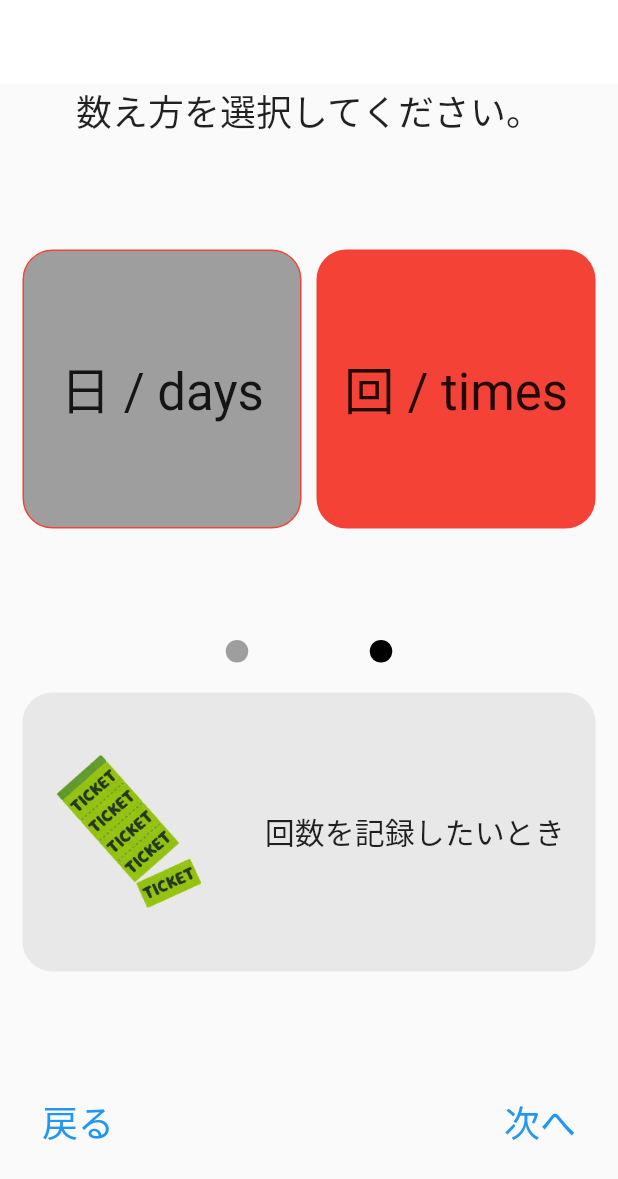
After one commit to y0303noki/YellApp, a Flutter app: the StartMySettingSelectUnitPage screen opened directly, after a tap on "日 / days", after a tap on "回 / times", on a phone screen of 412 x 824 dp. The commit adds this screen. Shown: the top 1179 px of the screen. Run offline on Flutter 3.47's test engine with Material 2 defaults, Android fonts, the phone set to English and light mode, and no system bars; our stand-ins replace bubble, cloud_firestore, firebase_auth, firebase_core, flutter_hooks, hooks_riverpod and 2 more; missing offline and left inert: dart:ffi; accounts and stored records are empty; network calls fail.

Commit message:
コミット

```diff
--- a/lib/components/widget/common_widget.dart
+++ b/lib/components/widget/common_widget.dart
@@ -27,4 +27,19 @@ class CommonWidget {
     );
     return selectDateTime;
   }
+
+  static double defaultDescriptionWidth(double deviceWidth) {
+    return deviceWidth - 30;
+  }
+
+  static double defaultDescriptionHeight(double deviceWidth) {
+    return (deviceWidth - 20) / 2 - 10;
+  }
+
+  static Decoration defaultDescriptionDecoration() {
+    return BoxDecoration(
+      color: Colors.grey.withOpacity(0.2),
+      borderRadius: BorderRadius.circular(20),
+    );
+  }
 }
--- a/lib/model/myGoal.dart
+++ b/lib/model/myGoal.dart
@@ -5,8 +5,9 @@ class MyGoalModel {
   String id;
   String goalTitle = '';
   String myName = '';
-  int howManyTimes = 0; // 1週間に何日（1~7)
-  int currentDay = 0;
+  int unitType = 0; // 0: 日　1:回数
+  int currentDay = 0; // 何日目？
+  int currentTimes = 0; // 何回目？
   DateTime? updatedCurrentDayAt;
   bool isDeleted = false;
   List<String> memberIds = [];
@@ -17,8 +18,9 @@ class MyGoalModel {
     this.id = '',
     this.goalTitle = '',
     this.myName = '',
-    this.howManyTimes = 0,
+    this.unitType = 0,
     this.currentDay = 0,
+    this.currentTimes = 0,
     this.updatedCurrentDayAt,
     this.isDeleted = false,
     this.memberIds = const [],
--- a/lib/screen/my/start_my_setting_page.dart
+++ b/lib/screen/my/start_my_setting_page.dart
@@ -4,7 +4,7 @@ import 'package:flutter_hooks/flutter_hooks.dart';
 import 'package:yell_app/components/widget/button_widget.dart';
 import 'package:yell_app/components/widget/text_widget.dart';
 import 'package:yell_app/screen/my/start_my_setting_myname_page.dart';
-import 'package:yell_app/screen/my/start_my_setting_weekday_page.dart';
+import 'package:yell_app/screen/my/start_my_setting_selectunit_page.dart';
 import 'package:yell_app/state/counter_provider.dart';
 import 'package:yell_app/state/start_my_setting_provider.dart';
 
@@ -87,7 +87,7 @@ class StartMySettingPage extends ConsumerWidget {
                       Navigator.push(
                         context,
                         MaterialPageRoute(
-                          builder: (context) => StartMySettinWeekdayPage(),
+                          builder: (context) => StartMySettingSelectUnitPage(),
                         ),
                       );
                     },
--- /dev/null
+++ b/lib/screen/my/start_my_setting_selectunit_page.dart
@@ -0,0 +1,264 @@
+import 'package:flutter/material.dart';
+import 'package:hooks_riverpod/hooks_riverpod.dart';
+import 'package:flutter_hooks/flutter_hooks.dart';
+import 'package:yell_app/components/widget/button_widget.dart';
+import 'package:yell_app/components/widget/common_widget.dart';
+import 'package:yell_app/components/widget/text_widget.dart';
+import 'package:yell_app/model/myGoal.dart';
+import 'package:yell_app/screen/my/start_my_setting_confirm_page.dart';
+import 'package:yell_app/screen/my/start_my_setting_myname_page.dart';
+import 'package:yell_app/state/start_my_setting_provider.dart';
+
+class StartMySettingSelectUnitPage extends ConsumerWidget {
+  // final startMySetting = ref.watch(startMySettingProvider);
+  final double bodyPaddingLeft = 10;
+  final double bodyPaddingRight = 10;
+  @override
+  Widget build(BuildContext context, WidgetRef ref) {
+    final startMySetting = ref.watch(startMySettingProvider);
+    final deviceSize = MediaQuery.of(context).size;
+    return Scaffold(
+      appBar: AppBar(
+        backgroundColor: Colors.white,
+        elevation: 0,
+      ),
+      body: Container(
+        margin: EdgeInsets.only(
+          left: bodyPaddingLeft,
+          right: bodyPaddingRight,
+        ),
+        child: Column(
+          mainAxisAlignment: MainAxisAlignment.spaceBetween,
+          children: [
+            TextWidget.headLineText5('数え方を選択してください。'),
+            Row(
+              mainAxisAlignment: MainAxisAlignment.spaceAround,
+              children: [
+                GestureDetector(
+                  onTap: () {
+                    startMySetting.selectUnit(0);
+                  },
+                  child: unitDayContaner(
+                      deviceSize.width, '日 / days', startMySetting),
+                ),
+                GestureDetector(
+                  onTap: () {
+                    startMySetting.selectUnit(1);
+                  },
+                  child: unitTimeContaner(
+                      deviceSize.width, '回 / times', startMySetting),
+                ),
+              ],
+            ),
+            Column(
+              children: [
+                Container(
+                  margin: const EdgeInsets.only(
+                    bottom: 20,
+                    left: 100,
+                    right: 100,
+                  ),
+                  child: Row(
+                    mainAxisAlignment: MainAxisAlignment.spaceAround,
+                    children: [
+                      Container(
+                        width: 15,
+                        height: 15,
+                        decoration: BoxDecoration(
+                          color: startMySetting.selectedUnit == 0
+                              ? Colors.black
+                              : Colors.grey,
+                          borderRadius: BorderRadius.circular(10),
+                        ),
+                      ),
+                      Container(
+                        width: 15,
+                        height: 15,
+                        decoration: BoxDecoration(
+                          color: startMySetting.selectedUnit == 1
+                              ? Colors.black
+                              : Colors.grey,
+                          borderRadius: BorderRadius.circular(10),
+                        ),
+                      ),
+                    ],
+                  ),
+                ),
+                selectUnitDescriptionContainer(
+                    deviceSize.width, startMySetting),
+              ],
+            ),
+
+            // TODO
+            // Container(
+            //   child: Text(
+            //     'イラストとか説明が入る予定',
+            //   ),
+            // ),
+            Container(
+              margin: const EdgeInsets.only(
+                left: 10,
+                right: 10,
+                bottom: 50,
+              ),
+              child: Row(
+                mainAxisAlignment: MainAxisAlignment.spaceBetween,
+                children: [
+                  TextButton(
+                    onPressed: () {
+                      Navigator.pop(context);
+                    },
+                    child: TextWidget.headLineText5('戻る'),
+                  ),
+                  TextButton(
+                    onPressed: () {
+                      Navigator.push(
+                        context,
+                        MaterialPageRoute(
+                          builder: (context) => StartMySettinMynamePage(),
+                        ),
+                      );
+                    },
+                    child: TextWidget.headLineText5('次へ'),
+                  )
+                ],
+              ),
+            ),
+          ],
+        ),
+      ),
+    );
+  }
+
+  // 日
+  Widget unitDayContaner(
+      double deviceSizeWidth, String _text, StartMySetting startMySetting) {
+    return Container(
+      width: (deviceSizeWidth - bodyPaddingLeft - bodyPaddingRight) / 2 -
+          bodyPaddingLeft,
+      height: (deviceSizeWidth - bodyPaddingLeft - bodyPaddingRight) / 2 -
+          bodyPaddingLeft,
+      decoration: BoxDecoration(
+        color: startMySetting.selectedUnit == 0 ? Colors.red : Colors.grey,
+        border: Border.all(color: Colors.red),
+        borderRadius: BorderRadius.circular(20),
+      ),
+      child: Center(
+        child: TextWidget.headLineText4(_text),
+      ),
+    );
+  }
+
+  // 回数
+  Widget unitTimeContaner(
+      double deviceSizeWidth, String _text, StartMySetting startMySetting) {
+    return Container(
+      width: (deviceSizeWidth - bodyPaddingLeft - bodyPaddingRight) / 2 -
+          bodyPaddingLeft,
+      height: (deviceSizeWidth - bodyPaddingLeft - bodyPaddingRight) / 2 -
+          bodyPaddingLeft,
+      decoration: BoxDecoration(
+        color: startMySetting.selectedUnit == 1 ? Colors.red : Colors.grey,
+        borderRadius: BorderRadius.circular(20),
+      ),
+      child: Center(
+        child: TextWidget.headLineText4(_text),
+      ),
+    );
+  }
+
+  Widget selectUnitDescriptionContainer(
+      double deviceSizeWidth, StartMySetting startMySetting) {
+    switch (startMySetting.selectedUnit) {
+      case -1:
+        return _unitDefaultDescriptionContainer(deviceSizeWidth);
+      case 0:
+        return _unitDayDescriptionContainer(deviceSizeWidth);
+      case 1:
+        return _unitTimeDescriptionContainer(deviceSizeWidth);
+      default:
+        return _unitDefaultDescriptionContainer(deviceSizeWidth);
+    }
+  }
+
+  // デフォルトの説明
+  Widget _unitDefaultDescriptionContainer(double deviceSizeWidth) {
+    return Container(
+      width: CommonWidget.defaultDescriptionWidth(deviceSizeWidth),
+      height: CommonWidget.defaultDescriptionHeight(deviceSizeWidth),
+      decoration: CommonWidget.defaultDescriptionDecoration(),
+    );
+  }
+
+  // 日の説明
+  Widget _unitDayDescriptionContainer(double deviceSizeWidth) {
+    return Container(
+      width: CommonWidget.defaultDescriptionWidth(deviceSizeWidth),
+      height: CommonWidget.defaultDescriptionHeight(deviceSizeWidth),
+      decoration: CommonWidget.defaultDescriptionDecoration(),
+      child: Row(
+        mainAxisAlignment: MainAxisAlignment.spaceAround,
+        children: [
+          Image.asset(
+            'images/calender_himekuri.png',
+            width: 100,
+          ),
+          TextWidget.headLineText6('毎日記録したいとき'),
+        ],
+      ),
+    );
+  }
+
+  // 回数の説明
+  Widget _unitTimeDescriptionContainer(double deviceSizeWidth) {
+    return Container(
+      width: CommonWidget.defaultDescriptionWidth(deviceSizeWidth),
+      height: CommonWidget.defaultDescriptionHeight(deviceSizeWidth),
+      decoration: CommonWidget.defaultDescriptionDecoration(),
+      child: Row(
+        mainAxisAlignment: MainAxisAlignment.spaceAround,
+        children: [
+          Image.asset(
+            'images/ticket_kaisuuken.png',
+            width: 100,
+          ),
+          TextWidget.headLineText6('回数を記録したいとき'),
+        ],
+      ),
+    );
+  }
+
+  // 1 ~ 7 のwidget
+  List<Widget> weekDayWidget(StartMySetting startMySetting) {
+    List<Widget> row = <Widget>[];
+    List<String> weekDays = ['1', '2', '3', '4', '5', '6', '7'];
+    List<int> weekDaysNum = [1, 2, 3, 4, 5, 6, 7];
+    for (int num in weekDaysNum) {
+      Widget tempWidget = InkWell(
+        onTap: () {
+          startMySetting.selectHowManyTime(num);
+        },
+        child: Container(
+          margin: const EdgeInsets.only(
+            left: 1,
+            right: 1,
+          ),
+          width: 40,
+          height: 40,
+          decoration: BoxDecoration(
+            border: Border.all(
+                color: startMySetting.selectedHowManyTime == num
+                    ? Colors.red
+                    : Colors.blue),
+            borderRadius: BorderRadius.circular(10),
+          ),
+          child: Center(
+            child: Text(num.toString()),
+          ),
+        ),
+      );
+      row.add(tempWidget);
+    }
+    return row;
+  }
+}
--- a/lib/state/my_achievment_provider.dart
+++ b/lib/state/my_achievment_provider.dart
@@ -9,14 +9,14 @@ class MyAchievment extends ChangeNotifier {
   String goalId = ''; // firestoreに格納されているid
   String goalTitle = '';
   String myName = '';
-  int selectedHowManyTime = 0;
+  int unitType = 0; // 0:日 1:回数
   String selectedMemberId = '';
   List<String> memberIdList = [];
   bool isTapedToday = false;
   String inviteId = ''; // 招待コードのid
 
   int currentDay = 1; // 現在の達成日（例：5日目 / 40日 の5日目の部分）
-  int lastDay = 0; // 最後の日（例：40日間中の40日の部分）
+  int currentTime = 0; // 何回目？
 
   bool refresh = false; // データを通信し直すかどうか。画面を最初に表示したときとリフレッシュしたとき
   DateTime? updatedCurrentDayAt; // 最後に達成ボタンを押した日付
@@ -25,7 +25,7 @@ class MyAchievment extends ChangeNotifier {
     goalId = _myGoalModel.id;
     goalTitle = _myGoalModel.goalTitle;
     myName = _myGoalModel.myName;
-    selectedHowManyTime = _myGoalModel.howManyTimes;
+    unitType = _myGoalModel.unitType;
     memberIdList = _myGoalModel.memberIds;
     refresh = false;
     inviteId = _myGoalModel.inviteId;
@@ -52,12 +52,16 @@ class MyAchievment extends ChangeNotifier {
 
   // 達成ボタンをタップ
   void tapToday() {
-    if (!isTapedToday) {
-      currentDay++;
-    } else {
-      currentDay--;
+    if (unitType == 0) {
+      if (!isTapedToday) {
+        currentDay++;
+      }
+    } else if (unitType == 1) {
+      if (!isTapedToday) {
+        currentTime++;
+      }
     }
-    isTapedToday = !isTapedToday;
+    isTapedToday = true;
     notifyListeners();
   }
 
--- a/lib/state/start_my_setting_provider.dart
+++ b/lib/state/start_my_setting_provider.dart
@@ -14,6 +14,7 @@ class StartMySetting extends ChangeNotifier {
   String endAtStr = '無期限';
   List<int> selectedWeekDay = [];
   int selectedHowManyTime = 7; // 週に何回
+  int selectedUnit = -1; // 日 or 回数
 
   // データを初期化
   void resetData() {
@@ -24,6 +25,11 @@ class StartMySetting extends ChangeNotifier {
     startAt = now;
     endAt = null;
     endAtStr = '無期限';
+    notifyListeners();
+  }
+
+  void selectUnit(int _unit) {
+    selectedUnit = _unit;
     notifyListeners();
   }
 
--- a/pubspec.yaml
+++ b/pubspec.yaml
@@ -31,3 +31,6 @@ dev_dependencies:
 
 flutter:
   uses-material-design: true
+
+  assets:
+    - images/
```
Also changed, not shown: lib/components/widget/text_widget.dart (+8 -0 lines), lib/firebase/my_goal_firebase.dart (+18 -8 lines), lib/screen/my/my_achievement_page.dart (+14 -17 lines), lib/screen/my/start_my_setting_confirm_page.dart (+5 -6 lines), lib/screen/my/start_my_setting_myname_page.dart (+15 -5 lines), lib/screen/my/start_my_setting_weekday_page.dart (deleted, +0 -120 lines), lib/screen/other/other_yell_main_page.dart (+18 -17 lines), lib/screen/start_page.dart (+15 -5 lines), images/calender_himekuri.png (added), images/ticket_kaisuuken.png (added).
